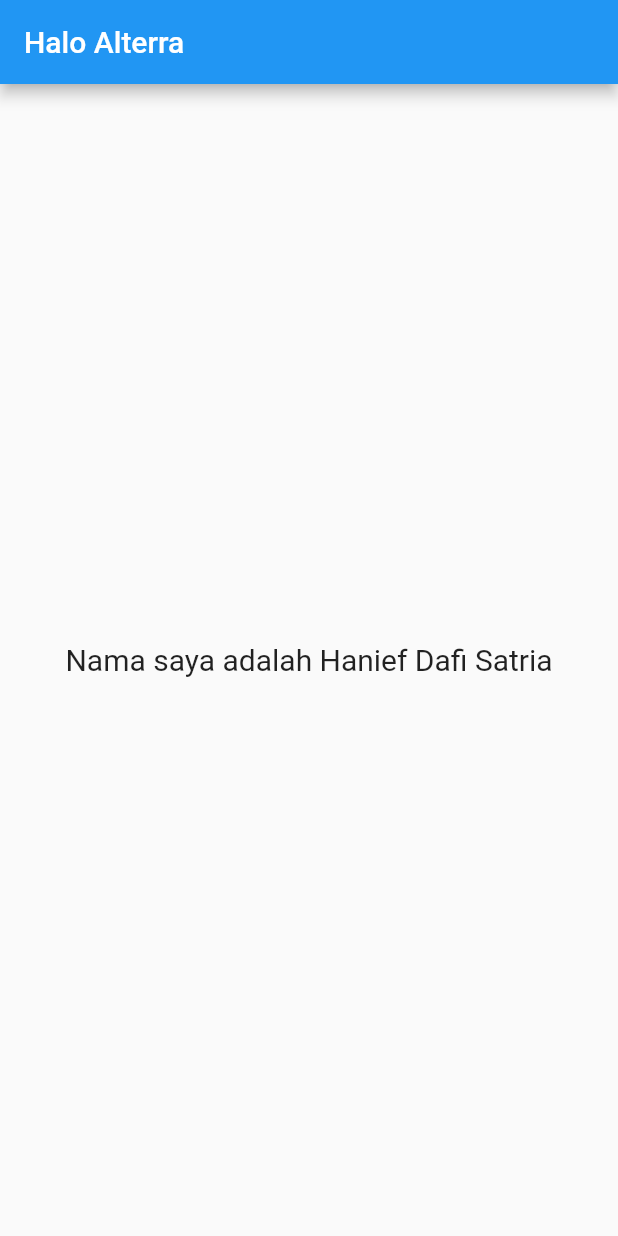
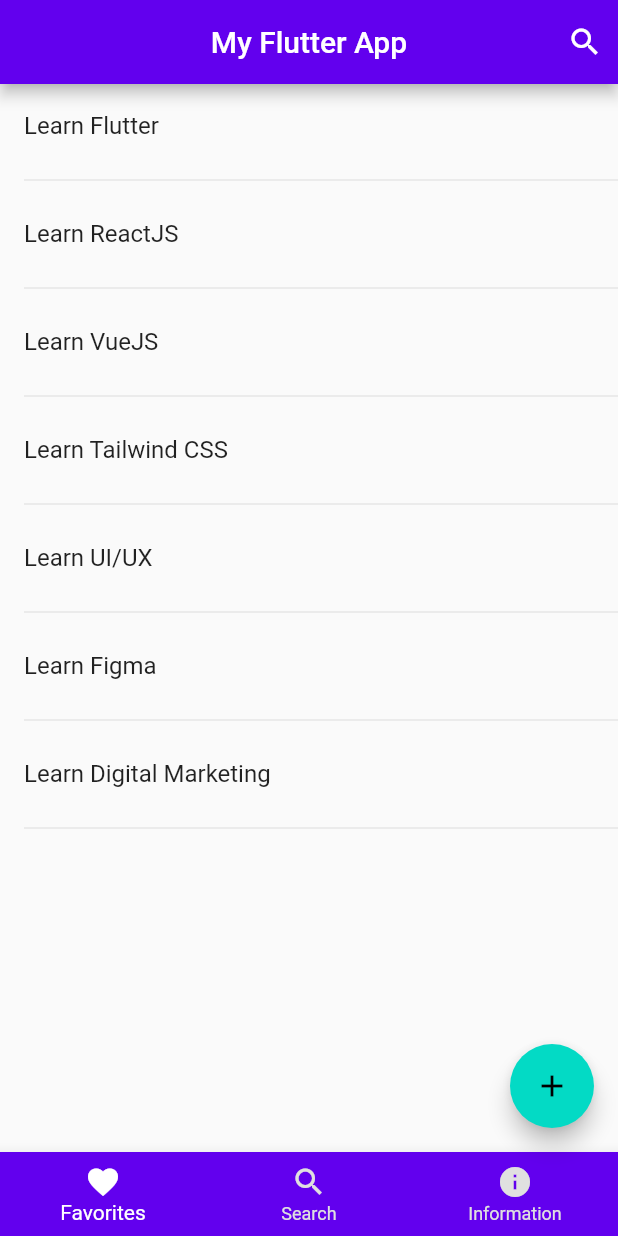
Before and after one commit to dafisatria/flutter_hanief-dafi-satria, a Flutter app: the screen it shows after launch, on a phone screen of 412 x 824 dp. Run offline on Flutter 3.47's test engine with Material 2 defaults, Android fonts, the phone set to English and light mode, and no system bars.

Commit message:
added task in section 13

```diff
--- /dev/null
+++ b/demo_flutter_app/lib/exploration_app.dart
@@ -0,0 +1,94 @@
+import 'package:flutter/material.dart';
+
+class ExplorationPage extends StatelessWidget {
+  const ExplorationPage({super.key});
+
+  @override
+  Widget build(BuildContext context) {
+    return SafeArea(
+      child: Scaffold(
+        appBar: AppBar(
+          title: const Text('My Flutter App'),
+          centerTitle: true,
+          actions: const [
+            Padding(
+              padding: EdgeInsets.only(right: 10),
+              child: Icon(Icons.search),
+            ),
+          ],
+          backgroundColor: Theme.of(context).colorScheme.primary,
+        ),
+        body: ListView(
+          children: const [
+            ListTile(
+              title: Text('Learn Flutter'),
+            ),
+            Divider(
+              indent: 16,
+            ),
+            ListTile(
+              title: Text('Learn ReactJS'),
+            ),
+            Divider(
+              indent: 16,
+            ),
+            ListTile(
+              title: Text('Learn VueJS'),
+            ),
+            Divider(
+              indent: 16,
+            ),
+            ListTile(
+              title: Text('Learn Tailwind CSS'),
+            ),
+            Divider(
+              indent: 16,
+            ),
+            ListTile(
+              title: Text('Learn UI/UX'),
+            ),
+            Divider(
+              indent: 16,
+            ),
+            ListTile(
+              title: Text('Learn Figma'),
+            ),
+            Divider(
+              indent: 16,
+            ),
+            ListTile(
+              title: Text('Learn Digital Marketing'),
+            ),
+            Divider(
+              indent: 16,
+            ),
+          ],
+        ),
+        floatingActionButton: FloatingActionButton(
+            onPressed: () {},
+            backgroundColor: Theme.of(context).colorScheme.secondary,
+            foregroundColor: Colors.black,
+            child: const Icon(Icons.add)),
+        bottomNavigationBar: BottomNavigationBar(
+          items: const [
+            BottomNavigationBarItem(
+              icon: Icon(Icons.favorite),
+              label: 'Favorites',
+            ),
+            BottomNavigationBarItem(
+              icon: Icon(Icons.search),
+              label: 'Search',
+            ),
+            BottomNavigationBarItem(
+              icon: Icon(Icons.info),
+              label: 'Information',
+            ),
+          ],
+          selectedItemColor: Colors.white,
+          unselectedItemColor: Colors.grey[300],
+          backgroundColor: Theme.of(context).colorScheme.primary,
+        ),
+      ),
+    );
+  }
+}
--- a/demo_flutter_app/lib/main.dart
+++ b/demo_flutter_app/lib/main.dart
@@ -1,27 +1,67 @@
+import 'package:demo_flutter_app/soal_prioritas_1/material_listview_app.dart';
+import 'package:flutter/cupertino.dart';
 import 'package:flutter/material.dart';
+import 'package:demo_flutter_app/exploration_app.dart';
+import 'package:demo_flutter_app/soal_prioritas_1/material_app.dart';
+import 'package:demo_flutter_app/soal_prioritas_2/cupertino_app.dart';
 
 void main() {
   runApp(const MyApp());
 }
 
+// soal prioritas 1
+// class MyApp extends StatelessWidget {
+//   const MyApp({super.key});
+
+//   @override
+//   Widget build(BuildContext context) {
+//     return MaterialApp(
+//       theme: ThemeData.dark(),
+//       home:
+//           // nomor 1
+//           // const HomePage(),
+//           // nomor 2
+//           const ListPage(),
+//     );
+//   }
+// }
+
+// soal prioritas 2
+// class MyApp extends StatelessWidget {
+//   final _themeDark = const CupertinoThemeData.raw(
+//     Brightness.dark,
+//     null,
+//     null,
+//     null,
+//     null,
+//     null,
+//   );
+//   const MyApp({super.key});
+
+//   @override
+//   Widget build(BuildContext context) {
+//     return CupertinoApp(
+//       theme: _themeDark,
+//       home: const HomePageCupertino(),
+//     );
+//   }
+// }
+
+// soal eksplorasi
 class MyApp extends StatelessWidget {
   const MyApp({super.key});
 
   @override
   Widget build(BuildContext context) {
     return MaterialApp(
-      debugShowCheckedModeBanner: false,
-      home: Scaffold(
-        appBar: AppBar(
-          title: const Text('Halo Alterra'),
-        ),
-        body: const Center(
-          child: Text(
-            'Nama saya adalah Hanief Dafi Satria',
-            style: TextStyle(fontSize: 20),
-          ),
+      theme: ThemeData(
+        colorScheme: ColorScheme.fromSwatch().copyWith(
+          primary: const Color(0xff6200EE),
+          secondary: const Color(0xff03DAC5),
         ),
       ),
+      debugShowCheckedModeBanner: false,
+      home: const ExplorationPage(),
     );
   }
 }
--- /dev/null
+++ b/demo_flutter_app/lib/soal_prioritas_2/cupertino_app.dart
@@ -0,0 +1,17 @@
+import 'package:flutter/cupertino.dart';
+
+class HomePageCupertino extends StatelessWidget {
+  const HomePageCupertino({super.key});
+
+  @override
+  Widget build(BuildContext context) {
+    return const CupertinoPageScaffold(
+      navigationBar: CupertinoNavigationBar(
+        middle: Text('CupertinoApp'),
+      ),
+      child: Center(
+        child: Text('This is CupertinoApp'),
+      ),
+    );
+  }
+}
```
Also changed, not shown: demo_flutter_app/lib/soal_prioritas_1/material_app.dart (added, +136 -0 lines), demo_flutter_app/lib/soal_prioritas_1/material_listview_app.dart (added, +133 -0 lines).
